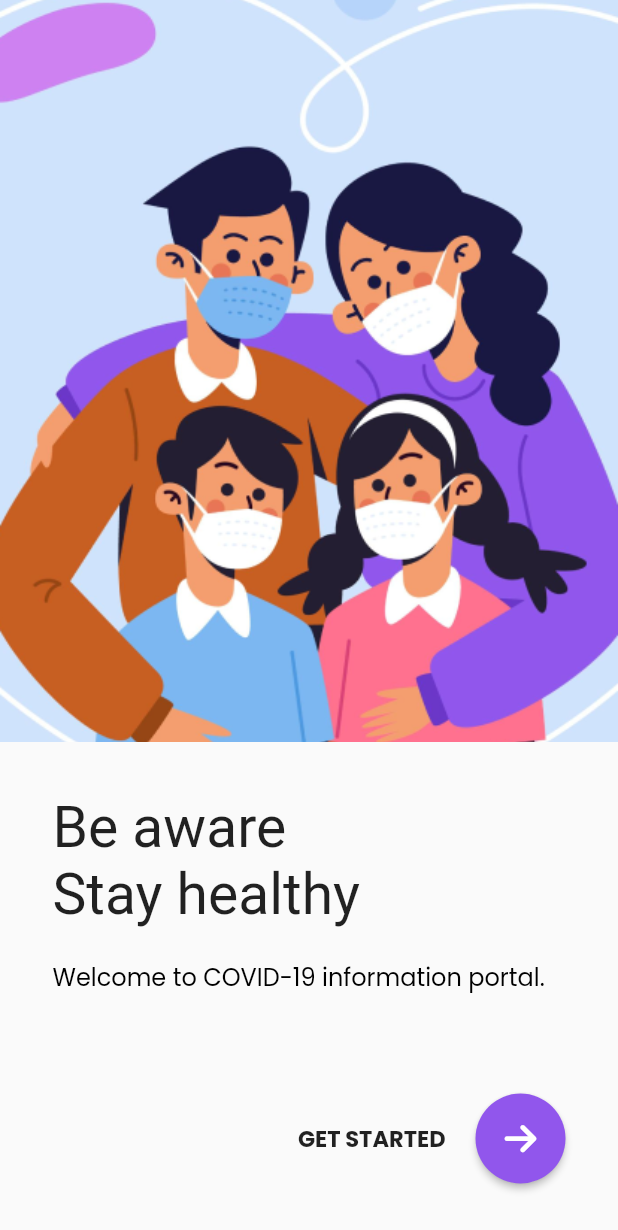
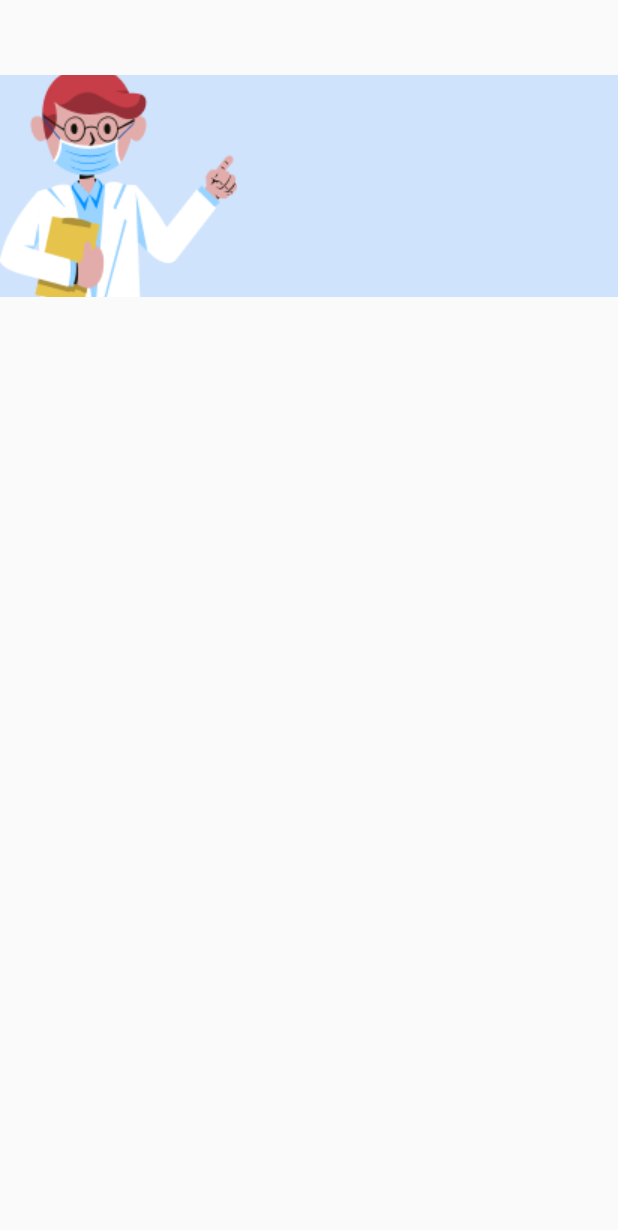
Before and after one commit to saydinaambiya/covid19_summary, a Flutter app: the screen it shows after launch, after a tap on an icon or button, on a phone screen of 412 x 824 dp. Shown: the top 1230 px of the screen. Run offline on Flutter 3.47's test engine with Material 2 defaults, Android fonts, the phone set to English and light mode, and no system bars; our stand-ins replace font_awesome_flutter, google_fonts; Roboto replaces fonts that are missing (Questrial).

Commit message:
create home screen

```diff
--- a/lib/main.dart
+++ b/lib/main.dart
@@ -1,3 +1,4 @@
+import 'package:covid19_app/screens/home.dart';
 import 'package:covid19_app/screens/onboarding.dart';
 import 'package:flutter/material.dart';
 
@@ -10,9 +11,13 @@ class MyApp extends StatelessWidget {
 
   @override
   Widget build(BuildContext context) {
-    return const MaterialApp(
+    return MaterialApp(
+      initialRoute: '/onboarding',
+      routes: {
+        '/onboarding': (context) => const OnboardingPage(),
+        '/home': (context) => const HomePage(),
+      },
       debugShowCheckedModeBanner: false,
-      home: OnboardingPage(),
     );
   }
 }
--- /dev/null
+++ b/lib/screens/home.dart
@@ -0,0 +1,36 @@
+import 'package:covid19_app/shared/color_style.dart';
+import 'package:flutter/material.dart';
+
+class HomePage extends StatelessWidget {
+  const HomePage({Key? key}) : super(key: key);
+
+  @override
+  Widget build(BuildContext context) {
+    final mediaQueryHeight = MediaQuery.of(context).size.height;
+    final mediaQueryWidth = MediaQuery.of(context).size.width;
+    return SafeArea(
+        child: Scaffold(
+      body: Column(
+        children: [
+          const SizedBox(height: 50),
+          Stack(
+            children: [
+              Container(
+                color: blueColor,
+                height: mediaQueryHeight * 0.18,
+              ),
+              Positioned(
+                bottom: -10,
+                child: SizedBox(
+                  child: Image.asset(
+                    'assets/images/doctor.png',
+                  ),
+                ),
+              ),
+            ],
+          )
+        ],
+      ),
+    ));
+  }
+}
--- a/lib/screens/onboarding.dart
+++ b/lib/screens/onboarding.dart
@@ -71,7 +71,9 @@ class OnboardingPage extends StatelessWidget {
                     height: 60,
                     minWidth: 60,
                     color: purpleColor,
-                    onPressed: () {},
+                    onPressed: () {
+                      Navigator.pushNamed(context, '/home');
+                    },
                     child: Icon(
                       FontAwesomeIcons.arrowRight,
                       color: whiteColor,
--- a/lib/shared/color_style.dart
+++ b/lib/shared/color_style.dart
@@ -2,3 +2,4 @@ import 'package:flutter/material.dart';
 
 Color purpleColor = const Color(0xFF9156EC);
 Color whiteColor = const Color(0xFFFFFFFF);
+Color blueColor = const Color(0xFFCFE3FC);
```
Also changed, not shown: assets/images/doctor.png (added).
